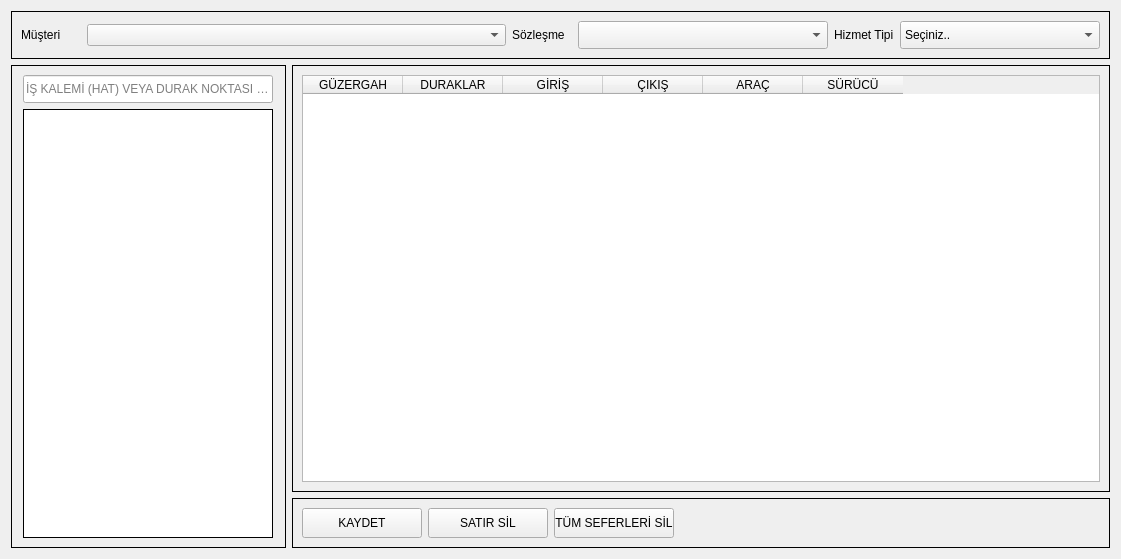
The window that ui/ui_files/trips_grid_window.ui (AyhanErcan70/SATTUP) describes before a commit, drawn with Qt 5.
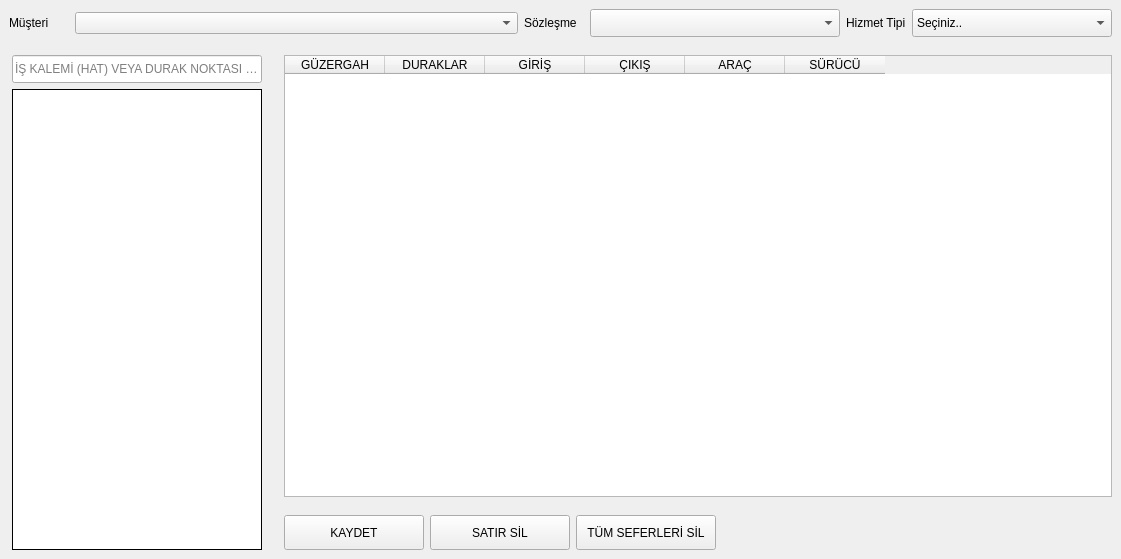
The same window after the commit.

```diff
--- a/ui/ui_files/trips_grid_window.ui
+++ b/ui/ui_files/trips_grid_window.ui
@@ -14,12 +14,27 @@
    <string>Form</string>
   </property>
   <layout class="QGridLayout" name="gridLayout_5">
+   <property name="leftMargin">
+    <number>0</number>
+   </property>
+   <property name="topMargin">
+    <number>0</number>
+   </property>
+   <property name="rightMargin">
+    <number>0</number>
+   </property>
+   <property name="bottomMargin">
+    <number>0</number>
+   </property>
+   <property name="spacing">
+    <number>0</number>
+   </property>
    <item row="0" column="0">
     <layout class="QVBoxLayout" name="verticalLayout_3">
      <item>
       <widget class="QFrame" name="top_frame">
        <property name="frameShape">
-        <enum>QFrame::Shape::Box</enum>
+        <enum>QFrame::Shape::NoFrame</enum>
        </property>
        <property name="frameShadow">
         <enum>QFrame::Shadow::Plain</enum>
@@ -184,7 +199,7 @@
           </size>
          </property>
          <property name="frameShape">
-          <enum>QFrame::Shape::Box</enum>
+          <enum>QFrame::Shape::NoFrame</enum>
          </property>
          <property name="frameShadow">
           <enum>QFrame::Shadow::Plain</enum>
@@ -256,9 +271,9 @@
        <item>
         <layout class="QVBoxLayout" name="verticalLayout_2">
          <item>
-          <widget class="QFrame" name="bottom_frame">
+          <widget class="QFrame" name="middle_n_frame">
            <property name="frameShape">
-            <enum>QFrame::Shape::Box</enum>
+            <enum>QFrame::Shape::NoFrame</enum>
            </property>
            <property name="frameShadow">
             <enum>QFrame::Shadow::Plain</enum>
@@ -302,28 +317,53 @@
           </widget>
          </item>
          <item>
-          <widget class="QFrame" name="frame">
+          <widget class="QFrame" name="bottom_frame">
+           <property name="minimumSize">
+            <size>
+             <width>140</width>
+             <height>35</height>
+            </size>
+           </property>
            <property name="frameShape">
-            <enum>QFrame::Shape::Box</enum>
+            <enum>QFrame::Shape::NoFrame</enum>
            </property>
            <property name="frameShadow">
             <enum>QFrame::Shadow::Plain</enum>
            </property>
            <layout class="QGridLayout" name="gridLayout_4">
             <item row="0" column="0">
-             <layout class="QHBoxLayout" name="horizontalLayout_2">
-              <item>
+             <layout class="QGridLayout" name="gridLayout_8">
+              <item row="0" column="2">
+               <widget class="QPushButton" name="btn_delete_all">
+                <property name="minimumSize">
+                 <size>
+                  <width>140</width>
+                  <height>35</height>
+                 </size>
+                </property>
+                <property name="maximumSize">
+                 <size>
+                  <width>140</width>
+                  <height>35</height>
+                 </size>
+                </property>
+                <property name="text">
+                 <string>TÜM SEFERLERİ SİL</string>
+                </property>
+               </widget>
+              </item>
+              <item row="0" column="0">
                <widget class="QPushButton" name="btn_kaydet">
                 <property name="minimumSize">
                  <size>
-                  <width>120</width>
-                  <height>30</height>
+                  <width>140</width>
+                  <height>35</height>
                  </size>
                 </property>
                 <property name="maximumSize">
                  <size>
-                  <width>120</width>
-                  <height>30</height>
+                  <width>140</width>
+                  <height>35</height>
                  </size>
                 </property>
                 <property name="text">
@@ -331,18 +371,18 @@
                 </property>
                </widget>
               </item>
-              <item>
+              <item row="0" column="1">
                <widget class="QPushButton" name="btn_satir_sil">
                 <property name="minimumSize">
                  <size>
-                  <width>120</width>
-                  <height>30</height>
+                  <width>140</width>
+                  <height>35</height>
                  </size>
                 </property>
                 <property name="maximumSize">
                  <size>
-                  <width>120</width>
-                  <height>30</height>
+                  <width>140</width>
+                  <height>35</height>
                  </size>
                 </property>
                 <property name="text">
@@ -350,26 +390,7 @@
                 </property>
                </widget>
               </item>
-              <item>
-               <widget class="QPushButton" name="btn_delete_all">
-                <property name="minimumSize">
-                 <size>
-                  <width>120</width>
-                  <height>30</height>
-                 </size>
-                </property>
-                <property name="maximumSize">
-                 <size>
-                  <width>120</width>
-                  <height>30</height>
-                 </size>
-                </property>
-                <property name="text">
-                 <string>TÜM SEFERLERİ SİL</string>
-                </property>
-               </widget>
-              </item>
-              <item>
+              <item row="0" column="3">
                <spacer name="horizontalSpacer">
                 <property name="orientation">
                  <enum>Qt::Orientation::Horizontal</enum>
```
Left out of the diff: 2 changed lines with no effect on the pictures.
